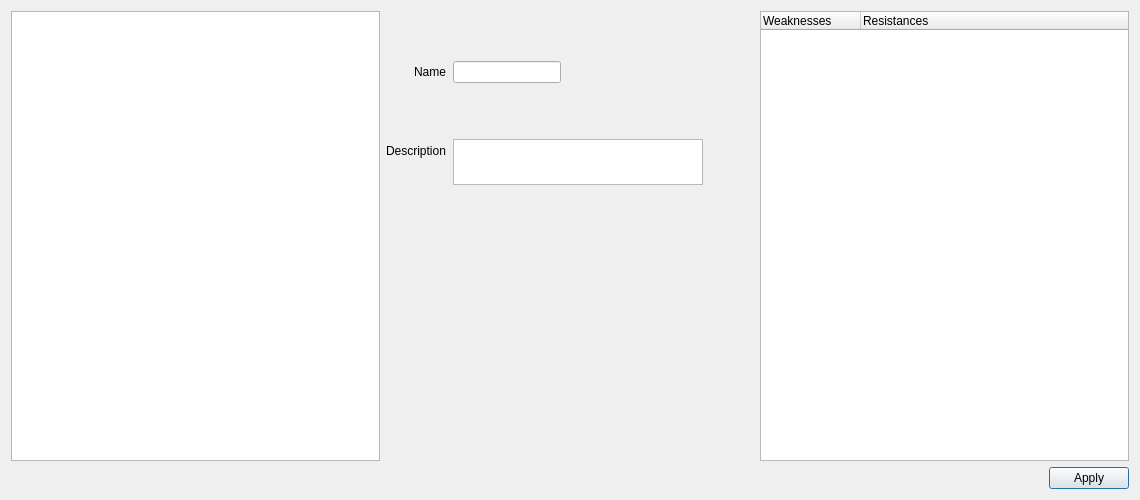
The window that dsvedit/enemy_editor.ui (LagoLunatic/DSVEdit) describes before a commit, drawn with Qt 5.
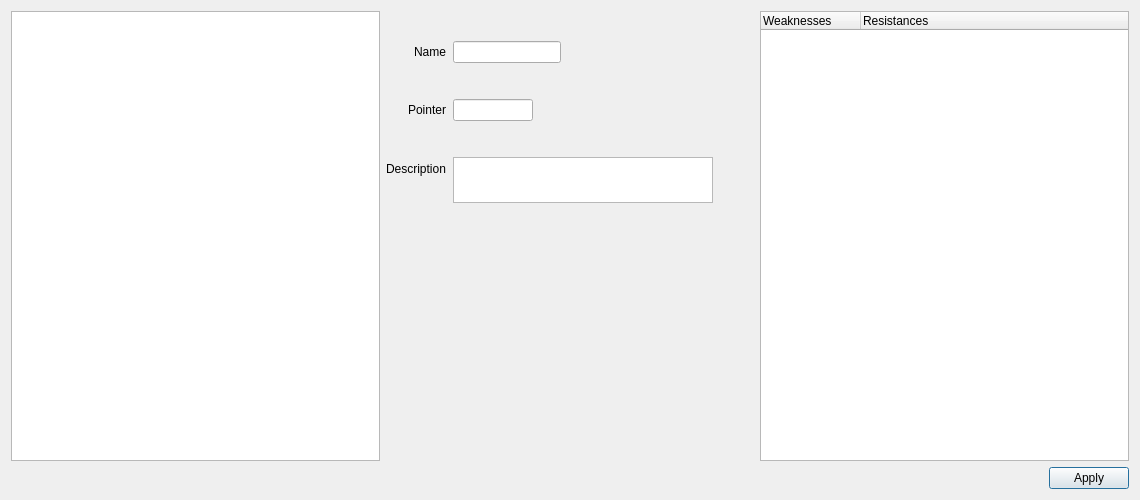
The same window after the commit.

Commit message: Enemy/item editors: Display ram pointer in UI

Patch:
```diff
--- a/dsvedit/enemy_editor.ui
+++ b/dsvedit/enemy_editor.ui
@@ -58,18 +58,18 @@
            </property>
           </widget>
          </item>
-         <item row="1" column="0">
+         <item row="2" column="0">
           <widget class="QLabel" name="label_10">
            <property name="text">
             <string>Description</string>
            </property>
           </widget>
          </item>
-         <item row="1" column="1">
+         <item row="2" column="1">
           <widget class="QPlainTextEdit" name="desc">
            <property name="minimumSize">
             <size>
-             <width>250</width>
+             <width>260</width>
              <height>0</height>
             </size>
            </property>
@@ -81,6 +81,23 @@
            </property>
           </widget>
          </item>
+         <item row="1" column="0">
+          <widget class="QLabel" name="label_2">
+           <property name="text">
+            <string>Pointer</string>
+           </property>
+          </widget>
+         </item>
+         <item row="1" column="1">
+          <widget class="QLineEdit" name="pointer">
+           <property name="maximumSize">
+            <size>
+             <width>80</width>
+             <height>16777215</height>
+            </size>
+           </property>
+          </widget>
+         </item>
         </layout>
        </item>
        <item>
```
The commit also changes 3 other files.
